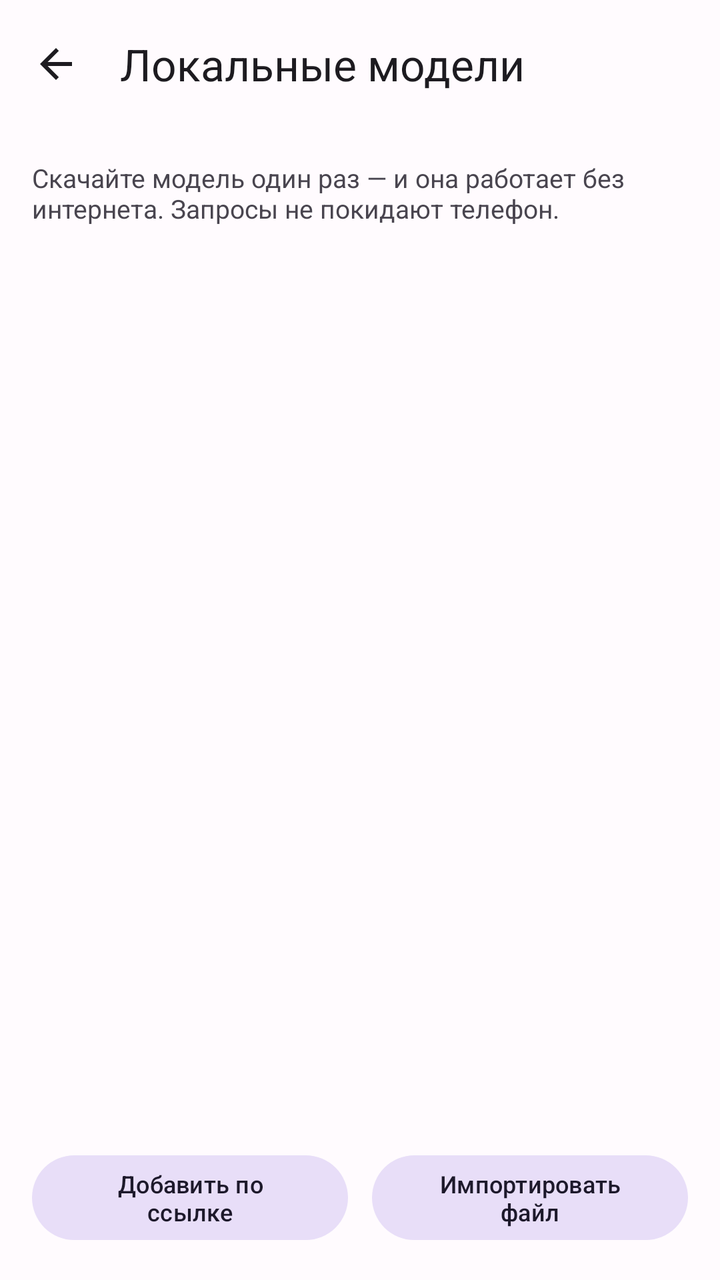
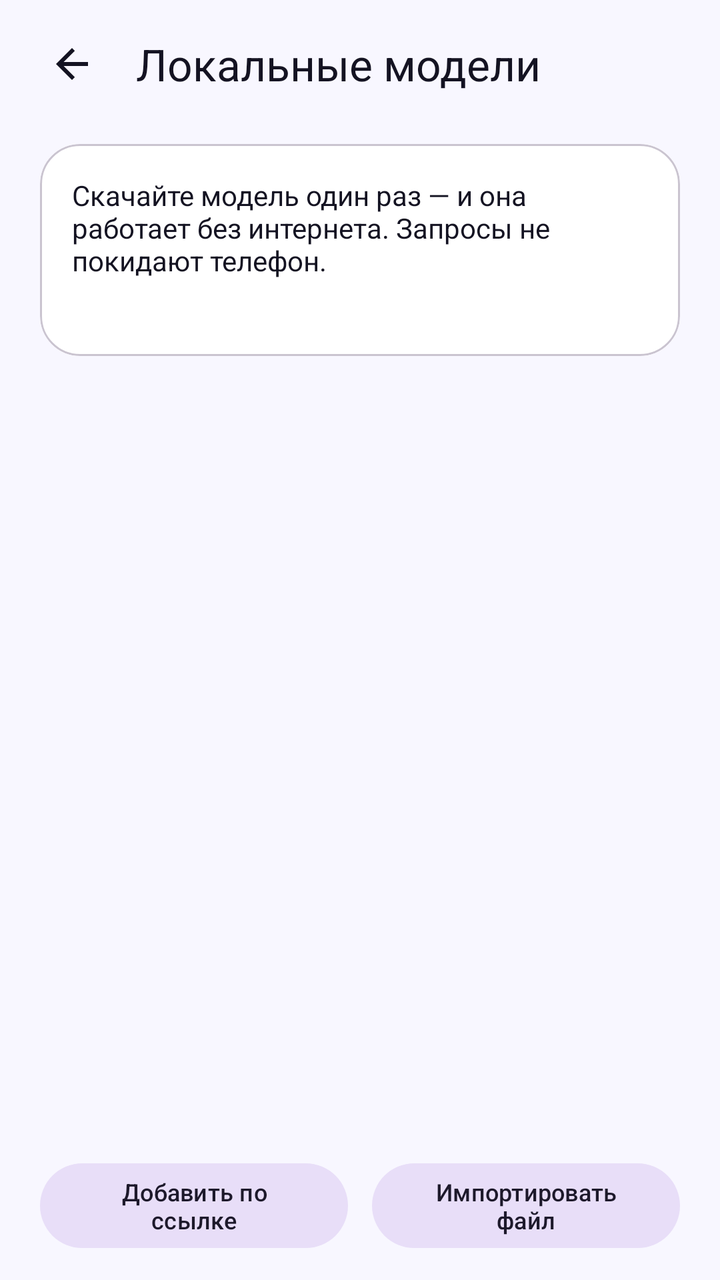

Two renders of the same Android screen: before a commit and after it. Below are the layout's source before the change and the commit's diff.
<!-- AndroidManifest.xml: application theme Theme.DevAIStudio -->
<!-- res/layout/activity_local_models.xml -->
<?xml version="1.0" encoding="utf-8"?>
<LinearLayout xmlns:android="http://schemas.android.com/apk/res/android"
    xmlns:app="http://schemas.android.com/apk/res-auto"
    android:layout_width="match_parent"
    android:layout_height="match_parent"
    android:orientation="vertical">

    <com.google.android.material.appbar.MaterialToolbar
        android:id="@+id/toolbar"
        android:layout_width="match_parent"
        android:layout_height="?attr/actionBarSize"
        app:navigationIcon="@drawable/ic_back"
        app:navigationIconTint="?attr/colorOnSurface"
        app:title="@string/local_models_title" />

    <LinearLayout
        android:layout_width="match_parent"
        android:layout_height="0dp"
        android:layout_weight="1"
        android:orientation="vertical"
        android:padding="16dp">

        <TextView
            android:layout_width="match_parent"
            android:layout_height="wrap_content"
            android:text="@string/local_models_subtitle"
            android:textSize="13sp" />

        <TextView
            android:id="@+id/storageInfo"
            android:layout_width="match_parent"
            android:layout_height="wrap_content"
            android:layout_marginTop="6dp"
            android:textSize="12sp" />

        <androidx.recyclerview.widget.RecyclerView
            android:id="@+id/modelsList"
            android:layout_width="match_parent"
            android:layout_height="0dp"
            android:layout_marginTop="10dp"
            android:layout_weight="1"
            android:clipToPadding="false"
            android:paddingBottom="8dp" />

        <LinearLayout
            android:layout_width="match_parent"
            android:layout_height="wrap_content"
            android:orientation="horizontal">

            <com.google.android.material.button.MaterialButton
                android:id="@+id/btnAddUrl"
                style="@style/Widget.Material3.Button.TonalButton"
                android:layout_width="0dp"
                android:layout_height="wrap_content"
                android:layout_marginEnd="6dp"
                android:layout_weight="1"
                android:text="@string/local_models_add_url"
                android:textSize="12sp" />

            <com.google.android.material.button.MaterialButton
                android:id="@+id/btnImport"
                style="@style/Widget.Material3.Button.TonalButton"
                android:layout_width="0dp"
                android:layout_height="wrap_content"
                android:layout_marginStart="6dp"
                android:layout_weight="1"
                android:text="@string/local_models_import"
                android:textSize="12sp" />
        </LinearLayout>
    </LinearLayout>
</LinearLayout>
<!-- resources referenced by this layout -->
<resources>
  <!-- drawable ic_back (drawable) -->
  <vector xmlns:android="http://schemas.android.com/apk/res/android"
      android:width="24dp"
      android:height="24dp"
      android:viewportWidth="24"
      android:viewportHeight="24">
      <path
          android:fillColor="#FFFFFFFF"
          android:pathData="M20,11H7.83l5.59,-5.59L12,4l-8,8 8,8 1.41,-1.41L7.83,13H20v-2z" />
  </vector>
  <string name="local_models_add_url">Добавить по ссылке</string>
  <string name="local_models_import">Импортировать файл</string>
  <string name="local_models_subtitle">Скачайте модель один раз — и она работает без интернета. Запросы не покидают телефон.</string>
  <string name="local_models_title">Локальные модели</string>
  <style name="Theme.DevAIStudio" parent="Theme.Material3.DayNight.NoActionBar">
          <item name="colorPrimary">@color/primary</item>
          <item name="colorOnPrimary">@color/white</item>
          <item name="colorPrimaryContainer">@color/primary_light</item>
          <item name="colorSecondary">@color/secondary</item>
          <item name="colorSurface">@color/surface</item>
          <item name="android:colorBackground">@color/background</item>
          <item name="android:statusBarColor">@color/primary_dark</item>
          <item name="android:windowLightStatusBar">false</item>
      </style>
  <color name="primary">#6750A4</color>
  <color name="white">#FFFFFF</color>
  <color name="primary_light">#EADDFF</color>
  <color name="secondary">#625B71</color>
  <color name="surface">#FDF8FF</color>
  <color name="background">#FFFBFE</color>
  <color name="primary_dark">#4F378B</color>
</resources>

<!-- the commit's change to res/layout/activity_local_models.xml (unified diff, before → after) -->
@@ -3,41 +3,67 @@
     xmlns:app="http://schemas.android.com/apk/res-auto"
     android:layout_width="match_parent"
     android:layout_height="match_parent"
+    android:background="?android:attr/colorBackground"
     android:orientation="vertical">
 
     <com.google.android.material.appbar.MaterialToolbar
         android:id="@+id/toolbar"
         android:layout_width="match_parent"
         android:layout_height="?attr/actionBarSize"
+        android:paddingStart="8dp"
+        android:paddingEnd="8dp"
         app:navigationIcon="@drawable/ic_back"
         app:navigationIconTint="?attr/colorOnSurface"
-        app:title="@string/local_models_title" />
+        app:title="@string/local_models_title"
+        app:titleTextColor="?attr/colorOnSurface" />
 
     <LinearLayout
         android:layout_width="match_parent"
         android:layout_height="0dp"
         android:layout_weight="1"
         android:orientation="vertical"
-        android:padding="16dp">
+        android:paddingStart="20dp"
+        android:paddingTop="8dp"
+        android:paddingEnd="20dp"
+        android:paddingBottom="12dp">
 
-        <TextView
+        <com.google.android.material.card.MaterialCardView
             android:layout_width="match_parent"
             android:layout_height="wrap_content"
-            android:text="@string/local_models_subtitle"
-            android:textSize="13sp" />
+            app:cardBackgroundColor="?attr/colorSurface"
+            app:cardCornerRadius="20dp"
+            app:cardElevation="0dp"
+            app:strokeColor="?attr/colorOutlineVariant"
+            app:strokeWidth="1dp">
 
-        <TextView
-            android:id="@+id/storageInfo"
-            android:layout_width="match_parent"
-            android:layout_height="wrap_content"
-            android:layout_marginTop="6dp"
-            android:textSize="12sp" />
+            <LinearLayout
+                android:layout_width="match_parent"
+                android:layout_height="wrap_content"
+                android:orientation="vertical"
+                android:padding="16dp">
+
+                <TextView
+                    android:layout_width="match_parent"
+                    android:layout_height="wrap_content"
+                    android:text="@string/local_models_subtitle"
+                    android:textColor="?attr/colorOnSurface"
+                    android:textSize="14sp" />
+
+                <TextView
+                    android:id="@+id/storageInfo"
+                    android:layout_width="match_parent"
+                    android:layout_height="wrap_content"
+                    android:layout_marginTop="6dp"
+                    android:textColor="?attr/colorOnSurfaceVariant"
+                    android:textSize="12sp" />
+            </LinearLayout>
+        </com.google.android.material.card.MaterialCardView>
 
         <androidx.recyclerview.widget.RecyclerView
             android:id="@+id/modelsList"
             android:layout_width="match_parent"
             android:layout_height="0dp"
-            android:layout_marginTop="10dp"
+            android:layout_marginTop="12dp"
             android:layout_weight="1"
             android:clipToPadding="false"
             android:paddingBottom="8dp" />
<!-- resource entries referenced after the edit -->
@@ -20,16 +20,30 @@
           <item name="colorPrimaryContainer">@color/primary_light</item>
           <item name="colorSecondary">@color/secondary</item>
           <item name="colorSurface">@color/surface</item>
+          <item name="colorSurfaceVariant">@color/surface_variant</item>
+          <item name="colorOnSurface">@color/on_surface</item>
           <item name="android:colorBackground">@color/background</item>
+          <item name="android:windowBackground">@color/background</item>
+          <item name="shapeAppearanceCornerExtraSmall">@style/ShapeAppearance.DevAI.Aurora</item>
+          <item name="shapeAppearanceCornerSmall">@style/ShapeAppearance.DevAI.Aurora</item>
+          <item name="shapeAppearanceCornerMedium">@style/ShapeAppearance.DevAI.Aurora</item>
+          <item name="shapeAppearanceCornerLarge">@style/ShapeAppearance.DevAI.Aurora</item>
+          <item name="shapeAppearanceCornerExtraLarge">@style/ShapeAppearance.DevAI.Aurora</item>
           <item name="android:statusBarColor">@color/primary_dark</item>
           <item name="android:windowLightStatusBar">false</item>
       </style>
-  <color name="primary">#6750A4</color>
+  <color name="primary">#5B4BE8</color>
   <color name="white">#FFFFFF</color>
-  <color name="primary_light">#EADDFF</color>
-  <color name="secondary">#625B71</color>
-  <color name="surface">#FDF8FF</color>
-  <color name="background">#FFFBFE</color>
-  <color name="primary_dark">#4F378B</color>
+  <color name="primary_light">#E7E3FF</color>
+  <color name="secondary">#0E9F8A</color>
+  <color name="surface">#FFFFFF</color>
+  <color name="surface_variant">#EEEBFF</color>
+  <color name="on_surface">#141322</color>
+  <color name="background">#F8F7FF</color>
+  <style name="ShapeAppearance.DevAI.Aurora" parent="">
+          <item name="cornerFamily">rounded</item>
+          <item name="cornerSize">20dp</item>
+      </style>
+  <color name="primary_dark">#35258F</color>
 </resources>
 
